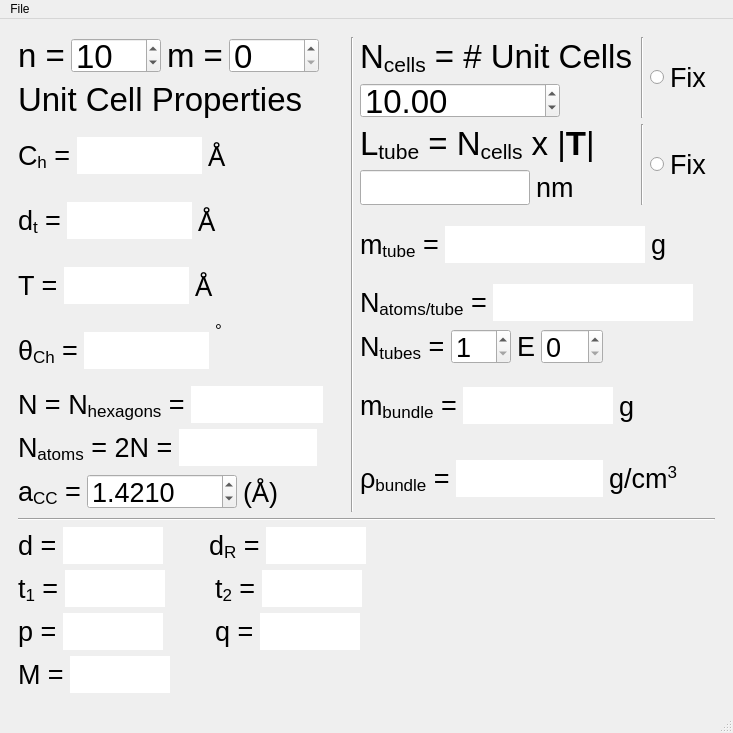
Above: swcnts4squints/swcnts4squints2.ui from androomerrill/swcnts4squints before the change. Below: the same form after it.
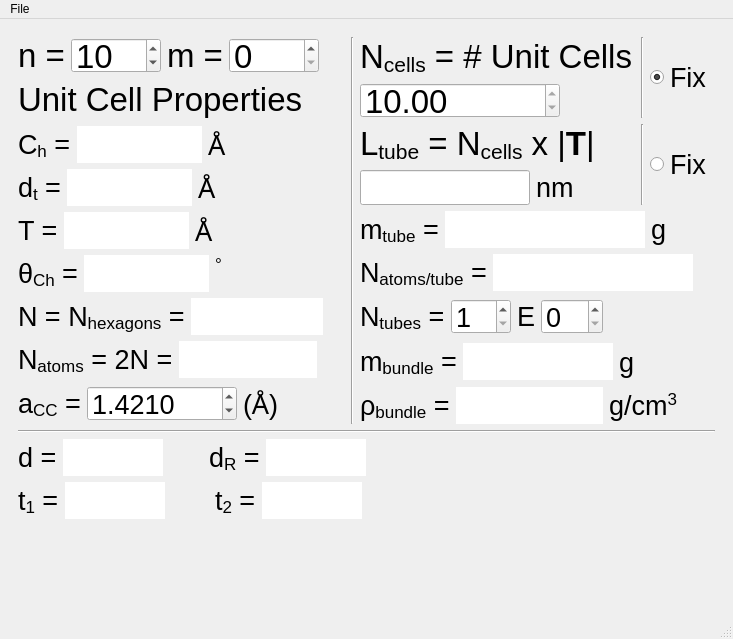
That is the form after the change.

What changed in the file:
```diff
--- a/swcnts4squints/swcnts4squints2.ui
+++ b/swcnts4squints/swcnts4squints2.ui
@@ -7,7 +7,7 @@
     <x>0</x>
     <y>0</y>
     <width>733</width>
-    <height>733</height>
+    <height>639</height>
    </rect>
   </property>
   <property name="sizePolicy">
@@ -27,9 +27,9 @@
        <number>0</number>
       </property>
       <widget class="QWidget" name="stackedWidgetPage1">
-       <layout class="QHBoxLayout" name="horizontalLayout_26">
+       <layout class="QVBoxLayout" name="verticalLayout_6">
         <item>
-         <layout class="QVBoxLayout" name="verticalLayout_5">
+         <layout class="QHBoxLayout" name="horizontalLayout_23">
           <item>
            <layout class="QHBoxLayout" name="horizontalLayout_24">
             <item>
@@ -734,8 +734,11 @@
                         <pointsize>25</pointsize>
                        </font>
                       </property>
+                      <property name="readOnly">
+                       <bool>true</bool>
+                      </property>
                       <property name="minimum">
-                       <double>0.010000000000000</double>
+                       <double>0.000000000000000</double>
                       </property>
                       <property name="maximum">
                        <double>9999.000000000000000</double>
@@ -791,6 +794,9 @@
                   <property name="text">
                    <string>Fix</string>
                   </property>
+                  <property name="checked">
+                   <bool>true</bool>
+                  </property>
                   <attribute name="buttonGroup">
                    <string notr="true">fixButtonGroup</string>
                   </attribute>
@@ -1330,6 +1336,21 @@
            </layout>
           </item>
           <item>
+           <spacer name="horizontalSpacer_17">
+            <property name="orientation">
+             <enum>Qt::Horizontal</enum>
+            </property>
+            <property name="sizeHint" stdset="0">
+             <size>
+              <width>13</width>
+              <height>20</height>
+             </size>
+            </property>
+           </spacer>
+          </item>
+         </layout>
+        </item>
+        <item>
            <widget class="Line" name="line">
             <property name="orientation">
              <enum>Qt::Horizontal</enum>
@@ -1337,9 +1358,9 @@
            </widget>
           </item>
           <item>
-           <layout class="QHBoxLayout" name="horizontalLayout_25">
+         <layout class="QHBoxLayout" name="horizontalLayout_18">
             <item>
-             <layout class="QVBoxLayout" name="verticalLayout_6">
+           <layout class="QVBoxLayout" name="verticalLayout_5">
               <item>
                <layout class="QHBoxLayout" name="horizontalLayout_20">
                 <item>
@@ -1585,185 +1606,17 @@
                </layout>
               </item>
               <item>
-               <layout class="QHBoxLayout" name="horizontalLayout_18">
-                <item>
-                 <layout class="QHBoxLayout" name="horizontalLayout_21">
-                  <item>
-                   <widget class="QLabel" name="label_21">
-                    <property name="font">
-                     <font>
-                      <pointsize>20</pointsize>
-                     </font>
-                    </property>
-                    <property name="text">
-                     <string>&lt;html&gt;&lt;head/&gt;&lt;body&gt;&lt;p&gt;p =&lt;/p&gt;&lt;/body&gt;&lt;/html&gt;</string>
-                    </property>
-                   </widget>
-                  </item>
-                  <item>
-                   <widget class="QLineEdit" name="p_lineEdit">
-                    <property name="minimumSize">
-                     <size>
-                      <width>50</width>
-                      <height>0</height>
-                     </size>
-                    </property>
-                    <property name="maximumSize">
-                     <size>
-                      <width>100</width>
-                      <height>16777215</height>
-                     </size>
-                    </property>
-                    <property name="font">
-                     <font>
-                      <pointsize>20</pointsize>
-                     </font>
-                    </property>
-                    <property name="acceptDrops">
-                     <bool>false</bool>
-                    </property>
-                    <property name="frame">
-                     <bool>false</bool>
-                    </property>
-                    <property name="readOnly">
-                     <bool>true</bool>
-                    </property>
-                   </widget>
-                  </item>
-                  <item>
-                   <spacer name="horizontalSpacer_21">
+             <spacer name="verticalSpacer">
                     <property name="orientation">
-                     <enum>Qt::Horizontal</enum>
+               <enum>Qt::Vertical</enum>
                     </property>
                     <property name="sizeHint" stdset="0">
                      <size>
-                      <width>40</width>
-                      <height>20</height>
+                <width>20</width>
+                <height>40</height>
                      </size>
                     </property>
                    </spacer>
-                  </item>
-                 </layout>
-                </item>
-                <item>
-                 <layout class="QHBoxLayout" name="horizontalLayout_22">
-                  <item>
-                   <widget class="QLabel" name="label_22">
-                    <property name="font">
-                     <font>
-                      <pointsize>20</pointsize>
-                     </font>
-                    </property>
-                    <property name="text">
-                     <string>&lt;html&gt;&lt;head/&gt;&lt;body&gt;&lt;p&gt;q =&lt;/p&gt;&lt;/body&gt;&lt;/html&gt;</string>
-                    </property>
-                   </widget>
-                  </item>
-                  <item>
-                   <widget class="QLineEdit" name="q_lineEdit">
-                    <property name="minimumSize">
-                     <size>
-                      <width>50</width>
-                      <height>0</height>
-                     </size>
-                    </property>
-                    <property name="maximumSize">
-                     <size>
-                      <width>100</width>
-                      <height>16777215</height>
-                     </size>
-                    </property>
-                    <property name="font">
-                     <font>
-                      <pointsize>20</pointsize>
-                     </font>
-                    </property>
-                    <property name="acceptDrops">
-                     <bool>false</bool>
-                    </property>
-                    <property name="frame">
-                     <bool>false</bool>
-                    </property>
-                    <property name="readOnly">
-                     <bool>true</bool>
-                    </property>
-                   </widget>
-                  </item>
-                  <item>
-                   <spacer name="horizontalSpacer_22">
-                    <property name="orientation">
-                     <enum>Qt::Horizontal</enum>
-                    </property>
-                    <property name="sizeHint" stdset="0">
-                     <size>
-                      <width>40</width>
-                      <height>20</height>
-                     </size>
-                    </property>
-                   </spacer>
-                  </item>
-                 </layout>
-                </item>
-               </layout>
-              </item>
-              <item>
-               <layout class="QHBoxLayout" name="horizontalLayout_23">
-                <item>
-                 <widget class="QLabel" name="label_23">
-                  <property name="font">
-                   <font>
-                    <pointsize>20</pointsize>
-                   </font>
-                  </property>
-                  <property name="text">
-                   <string>&lt;html&gt;&lt;head/&gt;&lt;body&gt;&lt;p&gt;M =&lt;/p&gt;&lt;/body&gt;&lt;/html&gt;</string>
-                  </property>
-                 </widget>
-                </item>
-                <item>
-                 <widget class="QLineEdit" name="M_lineEdit">
-                  <property name="minimumSize">
-                   <size>
-                    <width>50</width>
-                    <height>0</height>
-                   </size>
-                  </property>
-                  <property name="maximumSize">
-                   <size>
-                    <width>100</width>
-                    <height>16777215</height>
-                   </size>
-                  </property>
-                  <property name="font">
-                   <font>
-                    <pointsize>20</pointsize>
-                   </font>
-                  </property>
-                  <property name="acceptDrops">
-                   <bool>false</bool>
-                  </property>
-                  <property name="frame">
-                   <bool>false</bool>
-                  </property>
-                  <property name="readOnly">
-                   <bool>true</bool>
-                  </property>
-                 </widget>
-                </item>
-                <item>
-                 <spacer name="horizontalSpacer_23">
-                  <property name="orientation">
-                   <enum>Qt::Horizontal</enum>
-                  </property>
-                  <property name="sizeHint" stdset="0">
-                   <size>
-                    <width>40</width>
-                    <height>20</height>
-                   </size>
-                  </property>
-                 </spacer>
-                </item>
-               </layout>
               </item>
              </layout>
             </item>
@@ -1783,21 +1636,6 @@
            </layout>
           </item>
          </layout>
-        </item>
-        <item>
-         <spacer name="horizontalSpacer_17">
-          <property name="orientation">
-           <enum>Qt::Horizontal</enum>
-          </property>
-          <property name="sizeHint" stdset="0">
-           <size>
-            <width>0</width>
-            <height>20</height>
-           </size>
-          </property>
-         </spacer>
-        </item>
-       </layout>
       </widget>
       <widget class="QWidget" name="stackedWidgetPage2">
        <widget class="QLabel" name="label_15">
@@ -1837,6 +1675,31 @@
      </widget>
     </item>
    </layout>
+   <widget class="QWidget" name="layoutWidget">
+    <property name="geometry">
+     <rect>
+      <x>0</x>
+      <y>0</y>
+      <width>2</width>
+      <height>2</height>
+     </rect>
+    </property>
+    <layout class="QHBoxLayout" name="horizontalLayout_21"/>
+   </widget>
+   <widget class="QWidget" name="layoutWidget">
+    <property name="geometry">
+     <rect>
+      <x>0</x>
+      <y>0</y>
+      <width>2</width>
+      <height>2</height>
+     </rect>
+    </property>
+    <layout class="QHBoxLayout" name="horizontalLayout_22"/>
+   </widget>
+   <zorder>layoutWidget</zorder>
+   <zorder>stackedWidget</zorder>
+   <zorder>layoutWidget</zorder>
   </widget>
   <widget class="QMenuBar" name="menubar">
    <property name="geometry">
```
Left out of the diff: 10 changed lines with no effect on the pictures. Lines whose indentation alone changed are shown as unchanged.
